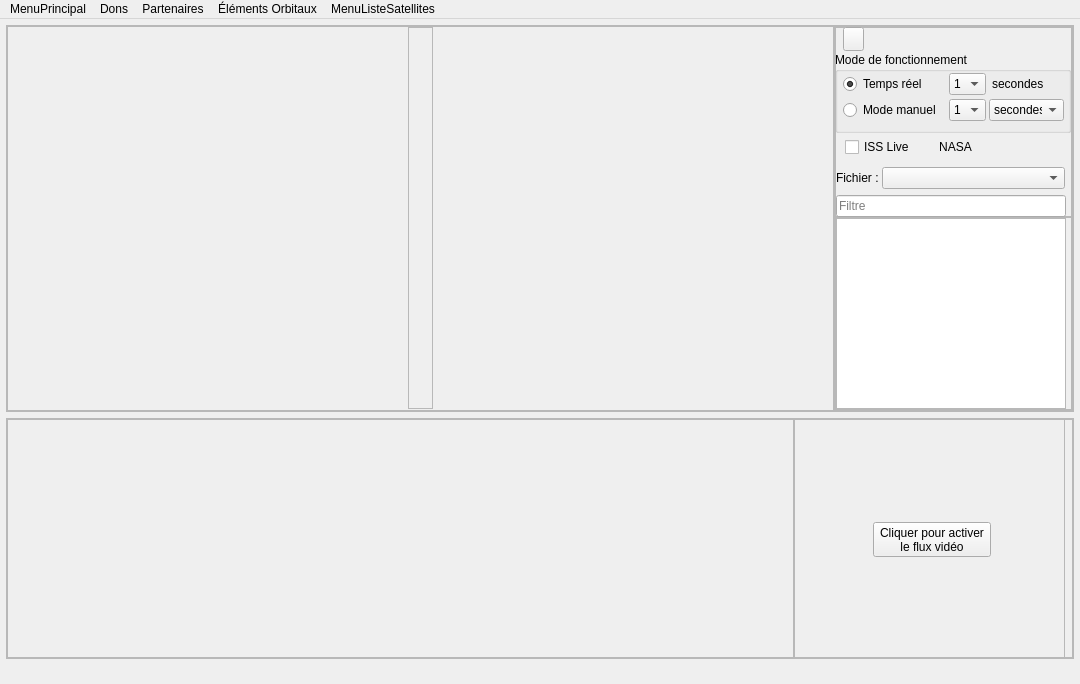
Qt form src/interface/previsat.ui (mconsidine/previsat_archive) before a commit.
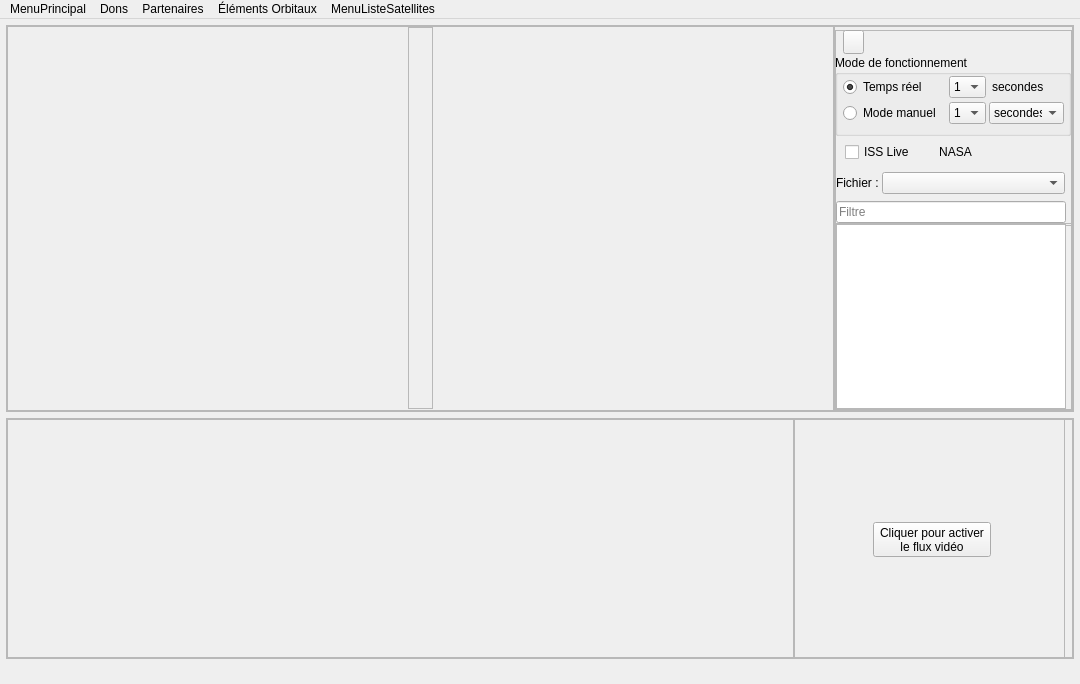
The same form after that commit. Icons and pictures are not drawn.

What changed in the file:
```diff
--- a/src/interface/previsat.ui
+++ b/src/interface/previsat.ui
@@ -211,7 +211,7 @@
             <property name="minimumSize">
              <size>
               <width>0</width>
-              <height>190</height>
+              <height>196</height>
              </size>
             </property>
             <property name="maximumSize">
@@ -262,7 +262,7 @@
              <property name="geometry">
               <rect>
                <x>10</x>
-               <y>110</y>
+               <y>112</y>
                <width>76</width>
                <height>20</height>
               </rect>
@@ -336,7 +336,7 @@
              <property name="geometry">
               <rect>
                <x>0</x>
-               <y>140</y>
+               <y>142</y>
                <width>230</width>
                <height>24</height>
               </rect>
@@ -367,7 +367,7 @@
              <property name="geometry">
               <rect>
                <x>210</x>
-               <y>108</y>
+               <y>110</y>
                <width>24</width>
                <height>24</height>
               </rect>
@@ -396,7 +396,7 @@
              <property name="geometry">
               <rect>
                <x>90</x>
-               <y>108</y>
+               <y>110</y>
                <width>61</width>
                <height>24</height>
               </rect>
@@ -638,7 +638,7 @@
              <property name="geometry">
               <rect>
                <x>1</x>
-               <y>168</y>
+               <y>171</y>
                <width>230</width>
                <height>22</height>
               </rect>
```
